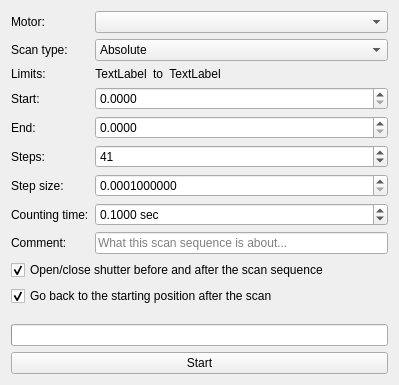
First picture: the form in cct/qtgui/measurement/scan/scan.ui, repository awacha/cct, before the edit.
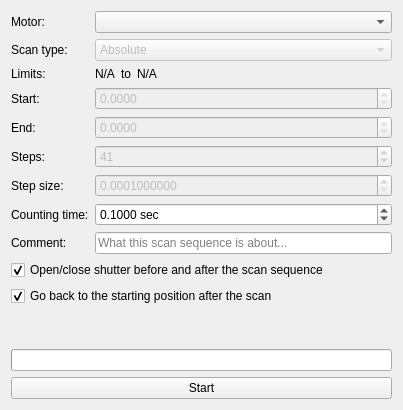
Second picture: the form after the edit. Icons and pictures are not drawn.

Commit message: UI adjustments in Scan measurement dialog

Diff of the .ui file:
```diff
--- a/cct/qtgui/measurement/scan/scan.ui
+++ b/cct/qtgui/measurement/scan/scan.ui
@@ -6,8 +6,8 @@
    <rect>
     <x>0</x>
     <y>0</y>
-    <width>399</width>
-    <height>385</height>
+    <width>403</width>
+    <height>410</height>
    </rect>
   </property>
   <property name="windowTitle">
@@ -58,9 +58,15 @@
       </item>
       <item row="3" column="1">
        <widget class="QDoubleSpinBox" name="startDoubleSpinBox">
+        <property name="enabled">
+         <bool>false</bool>
+        </property>
         <property name="decimals">
          <number>4</number>
         </property>
+        <property name="maximum">
+         <double>0.000000000000000</double>
+        </property>
        </widget>
       </item>
       <item row="4" column="0">
@@ -72,9 +78,15 @@
       </item>
       <item row="4" column="1">
        <widget class="QDoubleSpinBox" name="endDoubleSpinBox">
+        <property name="enabled">
+         <bool>false</bool>
+        </property>
         <property name="decimals">
          <number>4</number>
         </property>
+        <property name="maximum">
+         <double>0.000000000000000</double>
+        </property>
        </widget>
       </item>
       <item row="5" column="0">
@@ -86,6 +98,9 @@
       </item>
       <item row="5" column="1">
        <widget class="QSpinBox" name="stepsSpinBox">
+        <property name="enabled">
+         <bool>false</bool>
+        </property>
         <property name="minimum">
          <number>2</number>
         </property>
@@ -176,6 +191,9 @@
       </item>
       <item row="1" column="1">
        <widget class="QComboBox" name="scanTypeComboBox">
+        <property name="enabled">
+         <bool>false</bool>
+        </property>
         <item>
          <property name="text">
           <string>Absolute</string>
@@ -211,7 +229,7 @@
            </sizepolicy>
           </property>
           <property name="text">
-           <string>TextLabel</string>
+           <string>N/A</string>
           </property>
           <property name="alignment">
            <set>Qt::AlignCenter</set>
@@ -234,7 +252,7 @@
            </sizepolicy>
           </property>
           <property name="text">
-           <string>TextLabel</string>
+           <string>N/A</string>
           </property>
           <property name="alignment">
            <set>Qt::AlignCenter</set>
@@ -258,6 +276,9 @@
       </item>
       <item row="6" column="1">
        <widget class="QDoubleSpinBox" name="stepSizeDoubleSpinBox">
+        <property name="enabled">
+         <bool>false</bool>
+        </property>
         <property name="keyboardTracking">
          <bool>false</bool>
         </property>
@@ -283,6 +304,9 @@
    </item>
    <item>
     <widget class="QPushButton" name="startStopPushButton">
+     <property name="enabled">
+      <bool>true</bool>
+     </property>
      <property name="text">
       <string>Start</string>
      </property>
```
The commit also changes 1 other file.
